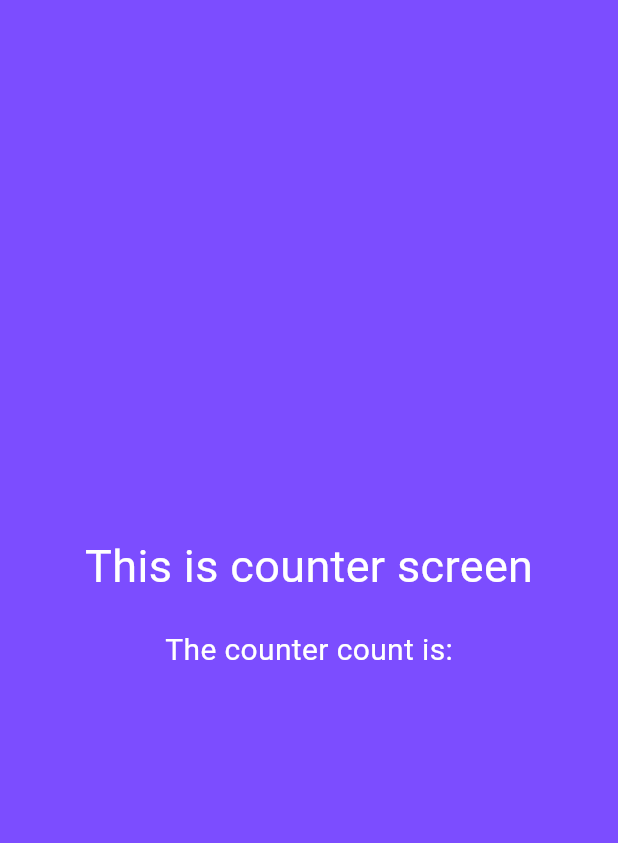
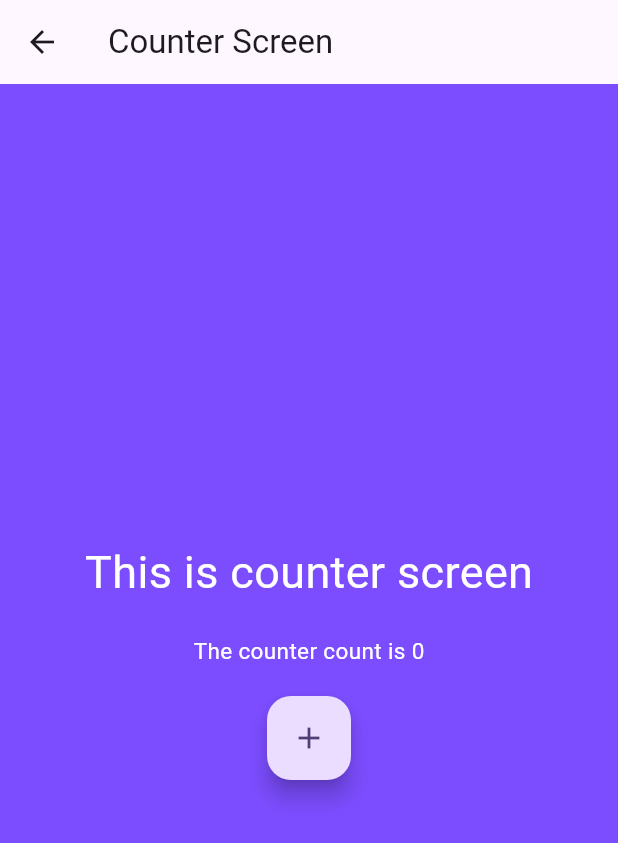
Before and after one commit to DivyankSisodia/Understanding-GetX, a Flutter app: the CounterScreen screen opened directly, on a phone screen of 412 x 824 dp. Shown: the top 843 px of the screen. Run offline on Flutter 3.47's test engine with Material 2 defaults, Android fonts, the phone set to English and light mode, and no system bars; our stand-ins replace get.

Commit message:
Last commit

```diff
--- a/lib/counter.dart
+++ b/lib/counter.dart
@@ -1,45 +1,64 @@
 import 'package:flutter/material.dart';
+import 'package:get/get.dart';
+import 'package:get/get_core/src/get_main.dart';
+import 'package:get/get_state_manager/src/simple/get_state.dart';
+import 'package:get/instance_manager.dart';
+import 'package:getx/Controller/get_builder.dart';
 
-class CounterScreen extends StatefulWidget {
-  const CounterScreen({super.key});
+class CounterScreen extends StatelessWidget {
+  // final Countercontroller controller = Get.put(Countercontroller());
+  var count = 0.obs;
+
+  void increment() {
+    count++;
+  }
 
   @override
-  State<CounterScreen> createState() => _CounterScreenState();
-}
-
-class _CounterScreenState extends State<CounterScreen> {
-  @override
   Widget build(BuildContext context) {
-    return const Scaffold(
+    return Scaffold(
+      appBar: AppBar(
+        title: const Text('Counter Screen'),
+      ),
       backgroundColor: Colors.deepPurpleAccent,
-      body: SafeArea(
-        child: Center(
+      body: Center(
         child: Column(
           crossAxisAlignment: CrossAxisAlignment.center,
           mainAxisAlignment: MainAxisAlignment.center,
           children: [
-              Text(
-                'This is counter screen',
+            const Text('This is counter screen',
                 style: TextStyle(
                   color: Colors.white,
                   fontSize: 30,
-                )
-              ),
-              SizedBox(height: 20,),
-              Text(
-                'The counter count is:',
-                style: TextStyle(
-                  color: Colors.white,
-                  fontSize: 20,
-                ),
-              ),
-              SizedBox(
+                )),
+            const SizedBox(
               height: 20,
             ),
+            // GetBuilder<Countercontroller>(builder: (controller) {
+            //   return Text('The counter count is: ${controller.counter}',
+            //       style: const TextStyle(
+            //         color: Colors.white,
+            //         fontSize: 15,
+            //       ));
+            // }),
+            Obx(() => Text(
+                  'The counter count is $count',
+                  style: const TextStyle(
+                    color: Colors.white,
+                    fontSize: 15,
+                  ),
+                )),
+            const SizedBox(height: 20),
+            FloatingActionButton(
+              onPressed: () {
+                // controller.counterincrement();
+                increment();
+              },
+              child: const Icon(Icons.add),
+            )
           ],
         ),
       ),
-      ),
     );
+    ;
   }
 }
--- a/lib/home.dart
+++ b/lib/home.dart
@@ -88,7 +88,7 @@ class HomeScreen extends StatelessWidget {
                     Navigator.push(
                         context,
                         MaterialPageRoute(
-                            builder: (context) => const CounterScreen()));
+                            builder: (context) => CounterScreen()));
                   },
                   child: Padding(
                     padding: const EdgeInsets.all(8.0),
--- a/lib/main.dart
+++ b/lib/main.dart
@@ -19,7 +19,7 @@ class MyApp extends StatelessWidget {
         colorScheme: ColorScheme.fromSeed(seedColor: Colors.deepPurple),
         useMaterial3: true,
       ),
-      home: const CounterScreen(),
+      home: const HomeScreen(),
     );
   }
 }
```
Lines whose indentation alone changed are shown as unchanged.
